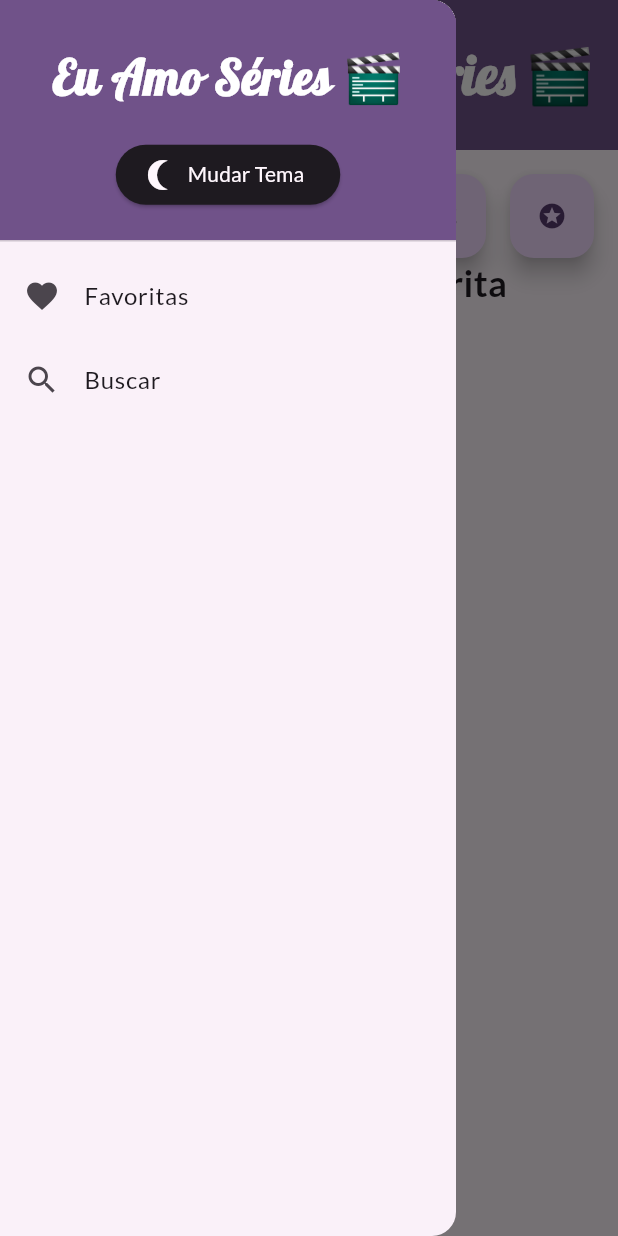
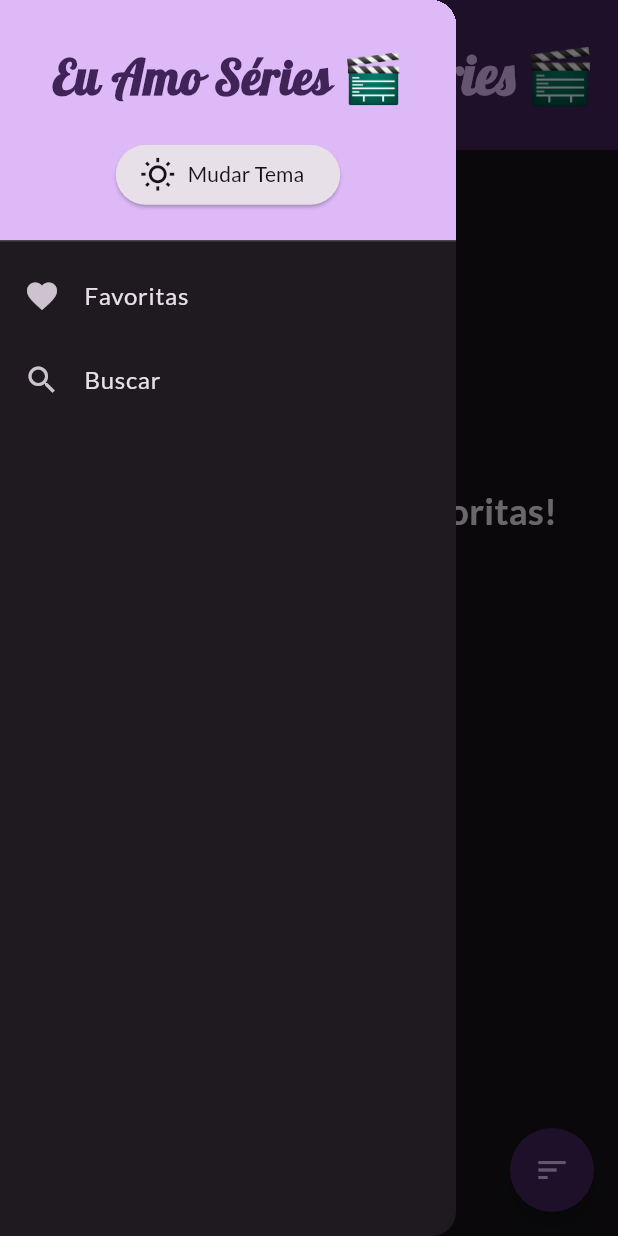
Before and after one commit to GLennK999/CursoFlutterApp3, a Flutter app: the FavTvShowScreen screen opened by its route, with the side drawer open, on a phone screen of 412 x 824 dp. Run offline on Flutter 3.47's test engine with Material 3 defaults, Android fonts, the phone set to English and light mode, and no system bars; drawn by our look-alikes of flutter_speed_dial; our stand-ins replace flutter_html, go_router, google_fonts, sqflite; accounts and stored records are empty.

Commit message:
Aula 03 - App03

```diff
--- a/lib/base_screen.dart
+++ b/lib/base_screen.dart
@@ -1,13 +1,27 @@
 import 'package:app3_series_api/custom_drawer.dart';
 import 'package:flutter/material.dart';
+import 'package:flutter_speed_dial/flutter_speed_dial.dart';
+import 'package:go_router/go_router.dart';
+import 'package:provider/provider.dart';
+import 'package:app3_series_api/tv_show_model.dart';
 
-class BaseScreen extends StatelessWidget {
+class BaseScreen extends StatefulWidget {
   final Widget child;
 
   const BaseScreen({super.key, required this.child});
 
   @override
+  State<BaseScreen> createState() => _BaseScreenState();
+}
+
+class _BaseScreenState extends State<BaseScreen> {
+  bool _isAscending = true;
+
+  @override
   Widget build(BuildContext context) {
+    final currentPath = GoRouterState.of(context).uri.path;
+    final viewModel = context.watch<TvShowModel>();
+
     return Scaffold(
       appBar: AppBar(
         title: Row(
@@ -16,7 +30,50 @@ class BaseScreen extends StatelessWidget {
         ),
       ),
       drawer: CustomDrawer(),
-        body: child,
+      body: widget.child,
+      floatingActionButton: currentPath == '/'
+          ? SpeedDial(
+              elevation: 5,
+              icon: Icons.sort,
+              activeIcon: Icons.close,
+              backgroundColor: Theme.of(context).colorScheme.onPrimary,
+              foregroundColor: Theme.of(context).colorScheme.primary,
+              overlayColor: Theme.of(context).colorScheme.primary,
+              overlayOpacity: 0.5,
+              children: [
+                SpeedDialChild(
+                  child: Icon(
+                    Icons.sort_by_alpha,
+                    color: Theme.of(context).colorScheme.primary,
+                  ),
+                  label: 'Ordernar por Nome',
+                  labelBackgroundColor: Theme.of(context).colorScheme.surface,
+                  backgroundColor: Theme.of(context).colorScheme.surface,
+                  onTap: () {
+                    viewModel.sortByName(_isAscending);
+                    setState(() {
+                      _isAscending = !_isAscending;
+                    });
+                  },
+                ),
+                SpeedDialChild(
+                  child: Icon(
+                    Icons.star_rate,
+                    color: Theme.of(context).colorScheme.primary,
+                  ),
+                  label: 'Ordernar por Nota',
+                  labelBackgroundColor: Theme.of(context).colorScheme.surface,
+                  backgroundColor: Theme.of(context).colorScheme.surface,
+                  onTap: () {
+                    viewModel.sortByRating(_isAscending);
+                    setState(() {
+                      _isAscending = !_isAscending;
+                    });
+                  },
+                ),
+              ],
+            )
+          : null,
       );
   }
 }
--- a/lib/fav_tv_show_screen.dart
+++ b/lib/fav_tv_show_screen.dart
@@ -12,47 +12,91 @@ class FavTvShowScreen extends StatefulWidget {
 
 class _FavTvShowScreenState extends State<FavTvShowScreen> {
   @override
+  void initState() {
+    super.initState();
+    WidgetsBinding.instance.addPostFrameCallback((_) {
+      // addPostFrameCallback --> Garante que o modelo vai inicializar após a inicialização desse widget
+      context.read<TvShowModel>().initialize();
+    });
+  }
+
+  @override
   Widget build(BuildContext context) {
-    var tvShows = context.watch<TvShowModel>().tvShows;
-    final tvShowModel = context.watch<TvShowModel>();
-    bool ratingDescending = false;
-    bool nameDescending = false;
+    return Consumer<TvShowModel>(
+      builder: (context, viewModel, child) {
+        if (viewModel.isLoading) {
+          return Center(
+            child: SizedBox(
+              height: 96,
+              width: 96,
+              child: CircularProgressIndicator(strokeWidth: 12),
+            ),
+          );
+        }
+
+        if (viewModel.errorMessage != null) {
+          return Center(
+            child: Container(
+              padding: EdgeInsets.all(32),
+              child: Column(
+                spacing: 32,
+                children: [
+                  Text(
+                    'Erro: ${viewModel.errorMessage}',
+                    style: TextStyle(fontSize: 24),
+                  ),
+                  ElevatedButton(
+                    onPressed: () {
+                      viewModel.load();
+                    },
+                    child: Text('TENTAR NOVAMENTE'),
+                  ),
+                ],
+              ),
+            ),
+          );
+        }
 
         return Container(
           padding: EdgeInsets.all(16),
           child: Column(
             children: [
-          Row(
-            mainAxisAlignment: MainAxisAlignment.end,
+              if (viewModel.hasFavorites) ...[
+                const SizedBox(height: 8),
+                Text(
+                  '${viewModel.tvShows.length} série(s) favorita(s)',
+                  style: TextStyle(fontWeight: FontWeight.bold, fontSize: 16),
+                ),
+              ],
+              const SizedBox(height: 16),
+              Expanded(
+                child: viewModel.hasFavorites
+                    ? TvShowGrid(tvShows: viewModel.tvShows)
+                    : Center(
+                        child: Column(
                           children: [
-              FloatingActionButton(
-                onPressed: () =>
-                    context.read<TvShowModel>().sortTvShowsByName(),
-                child: context.read<TvShowModel>().nameDescending
-                    ? Transform.flip(
-                        flipX: true, // altera o eixo X para fazer o efeito de ZA
-                        child: const Icon(Icons.sort_by_alpha, size: 20),
-                      )
-                    : const Icon(Icons.sort_by_alpha, size: 20),
+                            const SizedBox(height: 64),
+                            Icon(
+                              Icons.favorite,
+                              size: 96,
+                              color: Theme.of(context).colorScheme.primary,
                             ),
-              SizedBox(width: 16),
-              FloatingActionButton(
-                onPressed: () =>
-                    context.read<TvShowModel>().sortTvShowsByRating(),
-                child: context.read<TvShowModel>().ratingDescending
-                    ? const Icon(Icons.stars_sharp, size: 20)
-                    : const Icon(Icons.stars_outlined, size: 20),
+                            const SizedBox(height: 32),
+                            Text(
+                              'Adicione suas séries favoritas!',
+                              style: TextStyle(
+                                fontWeight: FontWeight.bold,
+                                fontSize: 24,
+                              ),
                             ),
                           ],
                         ),
-          Text(
-            tvShows.isEmpty ? 'Nenhuma Série Favorita' : 'Favoritas',
-            style: TextStyle(fontWeight: FontWeight.bold, fontSize: 24),
                       ),
-          SizedBox(height: 16),
-          Expanded(child: TvShowGrid(tvShows: tvShows)),
+              ),
             ],
           ),
         );
+      },
+    );
   }
 }
--- a/lib/main.dart
+++ b/lib/main.dart
@@ -9,6 +9,9 @@ import 'package:go_router/go_router.dart';
 import 'package:provider/provider.dart';
 
 void main() {
+
+  WidgetsFlutterBinding.ensureInitialized(); // Confirma que o Flutter já está inicializado
+
   runApp(
     MultiProvider(
       providers: [
--- a/lib/my_theme_model.dart
+++ b/lib/my_theme_model.dart
@@ -3,7 +3,7 @@ import 'package:google_fonts/google_fonts.dart';
 
 class MyThemeModel extends ChangeNotifier {
 
-  bool isDark = false;
+  bool isDark = true;
   MyTheme myTheme = MyTheme(color: Color(0xff8716d5));
   ThemeData get customTheme => myTheme.customTheme;
   ThemeData get customThemeDark => myTheme.customThemeDark;
--- a/lib/tv_show_service.dart
+++ b/lib/tv_show_service.dart
@@ -1,32 +1,78 @@
 import 'dart:convert';
-
 import 'package:app3_series_api/tv_show_model.dart';
 import 'package:http/http.dart' as http;
+import 'package:app3_series_api/database_service.dart';
+import 'package:sqflite/sqflite.dart';
 
 class TvShowService {
 
-  Future<TvShow> fetchTvShowById(int id)  async {
+  late final DatabaseService _databaseService = DatabaseService();
+
+  Future<List<TvShow>> getAll() async {
+    final db = await _databaseService.database;
+    final List<Map<String, dynamic>> maps = await db.query('tv_shows');
+    return _convertToList(maps);
+  }
+
+  List<TvShow> _convertToList(List<Map<String, dynamic>> maps) {
+    return maps
+        .map(
+          (map) => TvShow(
+            id: map['id'] as int,
+            imageUrl: map['imageUrl'] as String? ?? '',
+            name: map['name'] as String? ?? 'Desconhecido',
+            webChannel: map['webChannel'] as String? ?? 'N/A',
+            rating: (map['rating'] as num?)?.toDouble() ?? 0.0,
+            summary: map['summary'] as String? ?? 'Sem resumo disponível.',
+          ),
+        )
+        .toList();
+  }
+
+  Future<void> insert(TvShow tvShow) async {
+    final db = await _databaseService.database;
+    await db.insert(
+      'tv_shows',
+      tvShow.toJson(),
+      conflictAlgorithm: ConflictAlgorithm.replace,
+    );
+  }
+
+  Future<void> delete(int id) async {
+    final db = await _databaseService.database;
+    await db.delete('tv_shows', where: 'id = ?', whereArgs: [id]);
+  }
+
+  Future<bool> isFavorite(TvShow tvShow) async {
+    final tvShows = await getAll();
+    return tvShows.any((show) => show.id == tvShow.id);
+  }
+
+  // API
+  Future<TvShow> fetchTvShowById(int id) async {
     final response = await http.get(
       Uri.parse('https://api.tvmaze.com/shows/$id'),
     );
 
-    if (response.statusCode == 200) { //200 resposta Ok
+    if (response.statusCode == 200) {       //200 resposta Ok
       return TvShow.fromJson(json.decode(response.body));
     } else {
       throw Exception('Falha ao carregar série!');
     }
-
-
   }
 
   Future<List<TvShow>> fetchTvShows(String query) async {
     final response = await http.get(
-      Uri.parse('https://api.tvmaze.com/search/shows?q=$query'), //conexão com api
+      Uri.parse(
+        'https://api.tvmaze.com/search/shows?q=$query',
+      ), //conexão com api
     );
 
-    if (response.statusCode == 200) { //200 resposta Ok
+    if (response.statusCode == 200) {
+      //200 resposta Ok
       final List<TvShow> tvShows = [];
-      json.decode(response.body).forEach((item) { //forEach percorre o body item a item
+      json.decode(response.body).forEach((item) {
+        //forEach percorre o body item a item
         tvShows.add(TvShow.fromJson(item['show']));
       });
       return tvShows;
--- a/pubspec.yaml
+++ b/pubspec.yaml
@@ -16,6 +16,7 @@ dependencies:
   flutter_html: ^3.0.0
   sqflite: ^2.4.2
   path: ^1.9.1
+  flutter_speed_dial: ^7.0.0
 
 dev_dependencies:
   flutter_test:
```
Also changed, not shown: lib/database_service.dart (added, +38 -0 lines), lib/tv_show_grid.dart (+47 -13 lines), lib/tv_show_model.dart (+95 -21 lines), lib/tv_show_screen.dart (+21 -16 lines), pubspec.lock. Lines whose indentation alone changed are shown as unchanged.
